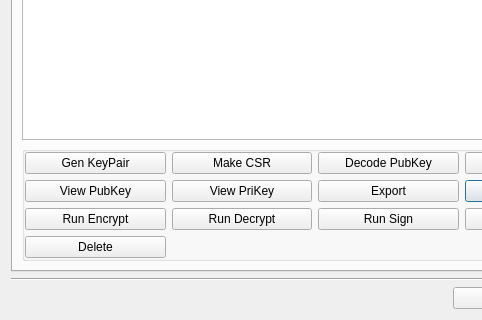
This is BerEditor/key_pair_man_dlg.ui in jykim74/BerEditor as Qt 5 draws it before an edit; both pictures show x 0 to 482 and y 334 to 654 of the 630 by 654 pixel window. The edited form follows.
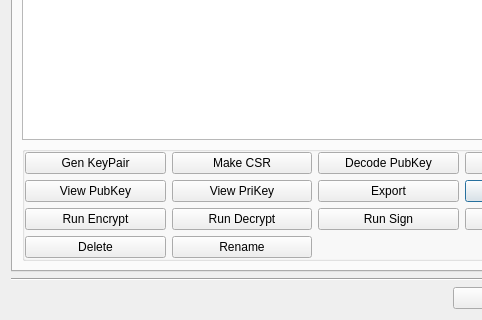
This is the edited form. The open tabs and pages were chosen to show the change.

```diff
--- a/BerEditor/key_pair_man_dlg.ui
+++ b/BerEditor/key_pair_man_dlg.ui
@@ -272,6 +272,13 @@
               </property>
              </widget>
             </item>
+            <item row="3" column="1">
+             <widget class="QPushButton" name="mLRenameBtn">
+              <property name="text">
+               <string>Rename</string>
+              </property>
+             </widget>
+            </item>
            </layout>
           </item>
          </layout>
```
Left out of the diff: 3 changed lines with no effect on the pictures.
